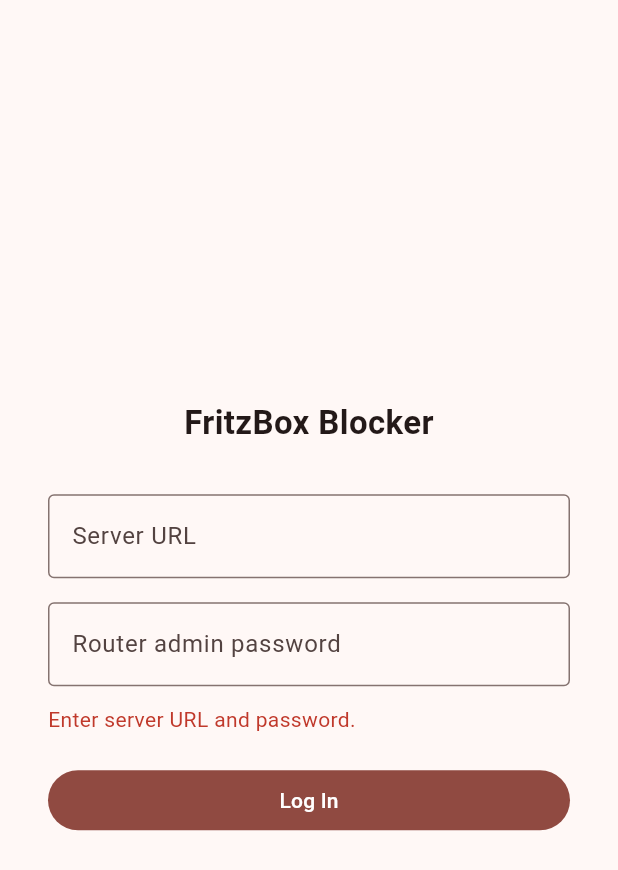
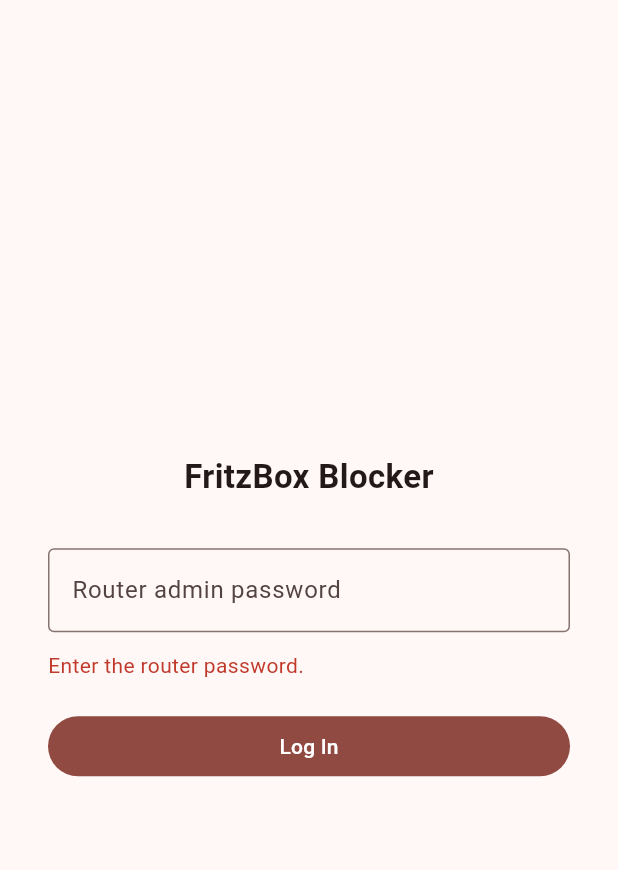
Before and after one commit to santiago2108/fritz-blocker, a Flutter app: the screen it shows after launch, after a tap on "Log In", on a phone screen of 412 x 824 dp. Shown: the top 870 px of the screen. Run offline on Flutter 3.47's test engine with Material 3 defaults, Android fonts, the phone set to English and light mode, and no system bars; our stand-ins replace shared_preferences; network calls fail.

Commit message:
Mobile app: connect directly to router, remember login, fix redirect bug
- Add a minimal TR-064 SOAP client (fritz_client.dart) with HTTP Digest
  auth, so the app talks straight to the FritzBox instead of going
  through the Flask web app. No Chromebook/server needed anymore.
- Fix login: the http client was auto-following the /login redirect,
  so the response we inspected never carried the Set-Cookie header and
  correct passwords were rejected.
- Save the router password on successful login and auto-login on
  launch instead of prompting every time.
- Lower Gradle's JVM heap in gradle.properties to fit this machine.

Co-Authored-By: Claude Sonnet 5 <noreply@anthropic.com>

```diff
--- /dev/null
+++ b/mobile_app/lib/fritz_client.dart
@@ -0,0 +1,219 @@
+// Minimal TR-064 SOAP client for talking to a FritzBox router directly,
+// mirroring the subset of behavior used by the Python `fritzconnection`
+// library (Hosts1 + X_AVM-DE_HostFilter1 services, HTTP Digest auth).
+import 'dart:convert';
+import 'dart:io';
+import 'dart:math';
+
+import 'package:crypto/crypto.dart';
+
+class FritzAuthException implements Exception {
+  final String message;
+  FritzAuthException(this.message);
+  @override
+  String toString() => message;
+}
+
+class FritzSoapException implements Exception {
+  final String errorCode;
+  final String detail;
+  FritzSoapException(this.errorCode, this.detail);
+  @override
+  String toString() => 'FritzBox error $errorCode';
+}
+
+class FritzHost {
+  final String ip;
+  final String mac;
+  final String name;
+  final bool active;
+
+  const FritzHost({
+    required this.ip,
+    required this.mac,
+    required this.name,
+    required this.active,
+  });
+}
+
+const _hostsService = (
+  type: 'urn:dslforum-org:service:Hosts:1',
+  controlPath: '/upnp/control/hosts',
+);
+const _filterService = (
+  type: 'urn:dslforum-org:service:X_AVM-DE_HostFilter:1',
+  controlPath: '/upnp/control/x_hostfilter',
+);
+
+class FritzTr064Client {
+  final String host;
+  final int port;
+  final String user;
+  final String password;
+  final HttpClient _client = HttpClient();
+
+  _DigestChallenge? _challenge;
+  int _nc = 0;
+
+  FritzTr064Client({
+    required this.host,
+    required this.user,
+    required this.password,
+    this.port = 49000,
+  }) {
+    _client.connectionTimeout = const Duration(seconds: 8);
+  }
+
+  void close() => _client.close(force: true);
+
+  String _buildAuthHeader(Uri uri, String method) {
+    final c = _challenge!;
+    _nc++;
+    final ncStr = _nc.toRadixString(16).padLeft(8, '0');
+    final cnonce = _randomHex(8);
+    final ha1 = md5.convert(utf8.encode('$user:${c.realm}:$password')).toString();
+    final ha2 = md5.convert(utf8.encode('$method:${uri.path}')).toString();
+
+    String response;
+    String extra;
+    if (c.qop != null) {
+      response = md5
+          .convert(utf8.encode('$ha1:${c.nonce}:$ncStr:$cnonce:${c.qop}:$ha2'))
+          .toString();
+      extra = ', qop=${c.qop}, nc=$ncStr, cnonce="$cnonce"';
+    } else {
+      response = md5.convert(utf8.encode('$ha1:${c.nonce}:$ha2')).toString();
+      extra = '';
+    }
+    final opaquePart = c.opaque != null ? ', opaque="${c.opaque}"' : '';
+    return 'Digest username="$user", realm="${c.realm}", nonce="${c.nonce}", '
+        'uri="${uri.path}", response="$response"$extra$opaquePart, algorithm=MD5';
+  }
+
+  Future<String> _call(
+    ({String type, String controlPath}) service,
+    String action,
+    Map<String, String> args,
+  ) async {
+    final uri = Uri.parse('http://$host:$port${service.controlPath}');
+    final argsXml =
+        args.entries.map((e) => '<${e.key}>${e.value}</${e.key}>').join();
+    final body = '<?xml version="1.0" encoding="utf-8"?>'
+        '<s:Envelope s:encodingStyle="http://schemas.xmlsoap.org/soap/encoding/" '
+        'xmlns:s="http://schemas.xmlsoap.org/soap/envelope/">'
+        '<s:Body><u:$action xmlns:u="${service.type}">$argsXml</u:$action></s:Body>'
+        '</s:Envelope>';
+    final bodyBytes = utf8.encode(body);
+
+    Future<HttpClientResponse> attempt(String? authHeader) async {
+      final req = await _client.postUrl(uri);
+      req.headers.set('soapaction', '${service.type}#$action');
+      req.headers.set('content-type', 'text/xml');
+      req.headers.set('charset', 'utf-8');
+      if (authHeader != null) {
+        req.headers.set(HttpHeaders.authorizationHeader, authHeader);
+      }
+      req.contentLength = bodyBytes.length;
+      req.add(bodyBytes);
+      return req.close();
+    }
+
+    var res = await attempt(_challenge != null ? _buildAuthHeader(uri, 'POST') : null);
+
+    if (res.statusCode == 401) {
+      final rawHeaders = res.headers[HttpHeaders.wwwAuthenticateHeader];
+      await res.drain();
+      if (rawHeaders == null || rawHeaders.isEmpty) {
+        throw FritzAuthException('Router did not present an auth challenge.');
+      }
+      final headerLine = rawHeaders.firstWhere(
+        (h) => h.toLowerCase().contains('digest'),
+        orElse: () => rawHeaders.first,
+      );
+      _challenge = _DigestChallenge.parse(headerLine);
+      _nc = 0;
+      res = await attempt(_buildAuthHeader(uri, 'POST'));
+    }
+
+    final respBody = await res.transform(utf8.decoder).join();
+
+    if (res.statusCode == 401) {
+      throw FritzAuthException('Login failed. Check the router password.');
+    }
+    if (res.statusCode != 200) {
+      final errorCode = _extractTag(respBody, 'errorCode') ?? 'unknown';
+      throw FritzSoapException(errorCode, respBody);
+    }
+    return respBody;
+  }
+
+  Future<List<FritzHost>> getHostsInfo() async {
+    final hosts = <FritzHost>[];
+    for (var index = 0; ; index++) {
+      String xml;
+      try {
+        xml = await _call(_hostsService, 'GetGenericHostEntry', {'NewIndex': '$index'});
+      } on FritzSoapException catch (e) {
+        if (e.errorCode == '713') break; // AVM's "no more entries" code
+        rethrow;
+      }
+      final ip = _extractTag(xml, 'NewIPAddress') ?? '';
+      if (ip.isEmpty) continue;
+      hosts.add(FritzHost(
+        ip: ip,
+        mac: _extractTag(xml, 'NewMACAddress') ?? '',
+        name: _extractTag(xml, 'NewHostName') ?? ip,
+        active: _extractTag(xml, 'NewActive') == '1',
+      ));
+    }
+    return hosts;
+  }
+
+  Future<bool> isBlocked(String ip) async {
+    final xml = await _call(_filterService, 'GetWANAccessByIP', {'NewIPv4Address': ip});
+    return _extractTag(xml, 'NewDisallow') == '1';
+  }
+
+  Future<void> setBlocked(String ip, bool block) async {
+    await _call(_filterService, 'DisallowWANAccessByIP', {
+      'NewIPv4Address': ip,
+      'NewDisallow': block ? '1' : '0',
+    });
+  }
+}
+
+String? _extractTag(String xmlStr, String tag) {
+  final match = RegExp('<$tag>([\\s\\S]*?)</$tag>').firstMatch(xmlStr);
+  return match?.group(1);
+}
+
+String _randomHex(int bytes) {
+  final rnd = Random.secure();
+  return List.generate(bytes, (_) => rnd.nextInt(256).toRadixString(16).padLeft(2, '0'))
+      .join();
+}
+
+class _DigestChallenge {
+  final String realm;
+  final String nonce;
+  final String? qop;
+  final String? opaque;
+
+  const _DigestChallenge({
+    required this.realm,
+    required this.nonce,
+    this.qop,
+    this.opaque,
+  });
+
+  static _DigestChallenge parse(String header) {
+    String? extract(String key) =>
+        RegExp('$key="?([^",]*)"?').firstMatch(header)?.group(1);
+    return _DigestChallenge(
+      realm: extract('realm') ?? '',
+      nonce: extract('nonce') ?? '',
+      qop: extract('qop'),
+      opaque: extract('opaque'),
+    );
+  }
+}
--- a/mobile_app/lib/main.dart
+++ b/mobile_app/lib/main.dart
@@ -1,7 +1,10 @@
-import 'dart:convert';
 import 'package:flutter/material.dart';
-import 'package:http/http.dart' as http;
 import 'package:shared_preferences/shared_preferences.dart';
+
+import 'fritz_client.dart';
+
+const routerIp = '192.168.178.1';
+const routerUser = 'fritz5913';
 
 void main() => runApp(const FritzBlockerApp());
 
@@ -26,36 +29,46 @@ class FritzBlockerApp extends StatelessWidget {
 // ---------------------------------------------------------------------------
 
 class ApiClient {
-  final String baseUrl;
-  final String cookie;
+  final FritzTr064Client _client;
 
-  const ApiClient({required this.baseUrl, required this.cookie});
+  const ApiClient(this._client);
 
-  Map<String, String> get _headers => {
-        'Content-Type': 'application/json',
-        'Cookie': cookie,
-      };
+  void close() => _client.close();
 
   Future<List<Device>> fetchDevices() async {
-    final res = await http
-        .get(Uri.parse('$baseUrl/api/devices'), headers: _headers)
-        .timeout(const Duration(seconds: 10));
-    if (res.statusCode == 401) throw const AuthException();
-    if (res.statusCode != 200) throw Exception('Server error ${res.statusCode}');
-    final list = jsonDecode(res.body) as List;
-    return list.map((j) => Device.fromJson(j as Map<String, dynamic>)).toList();
+    try {
+      final hosts = await _client.getHostsInfo();
+      final devices = <Device>[];
+      for (final h in hosts) {
+        bool blocked = false;
+        try {
+          blocked = await _client.isBlocked(h.ip);
+        } on FritzSoapException {
+          // some hosts (e.g. the router itself) don't support the filter
+          // query; treat as unblocked rather than failing the whole list.
+        }
+        devices.add(Device(
+          name: h.name.isEmpty ? h.ip : h.name,
+          ip: h.ip,
+          mac: h.mac,
+          active: h.active,
+          blocked: blocked,
+        ));
+      }
+      return devices;
+    } on FritzAuthException {
+      throw const AuthException();
+    }
   }
 
   Future<void> setBlocked(List<String> ips, {required bool block}) async {
-    final res = await http
-        .post(
-          Uri.parse('$baseUrl/api/block'),
-          headers: _headers,
-          body: jsonEncode({'ips': ips, 'block': block}),
-        )
-        .timeout(const Duration(seconds: 10));
-    if (res.statusCode == 401) throw const AuthException();
-    if (res.statusCode != 200) throw Exception('Server error ${res.statusCode}');
+    try {
+      for (final ip in ips) {
+        await _client.setBlocked(ip, block);
+      }
+    } on FritzAuthException {
+      throw const AuthException();
+    }
   }
 }
 
@@ -82,14 +95,6 @@ class Device {
     required this.blocked,
   });
 
-  factory Device.fromJson(Map<String, dynamic> j) => Device(
-        name: (j['name'] as String?) ?? j['ip'] as String,
-        ip: j['ip'] as String,
-        mac: (j['mac'] as String?) ?? '',
-        active: (j['active'] as bool?) ?? false,
-        blocked: (j['blocked'] as bool?) ?? false,
-      );
-
   bool get isAmazon => name.toLowerCase().contains('amazon');
 }
 
@@ -105,7 +110,6 @@ class LoginPage extends StatefulWidget {
 }
 
 class _LoginPageState extends State<LoginPage> {
-  final _serverCtrl = TextEditingController();
   final _passCtrl = TextEditingController();
   bool _loading = false;
   String? _error;
@@ -113,20 +117,22 @@ class _LoginPageState extends State<LoginPage> {
   @override
   void initState() {
     super.initState();
-    _loadSavedServer();
+    _init();
   }
 
-  Future<void> _loadSavedServer() async {
+  Future<void> _init() async {
     final prefs = await SharedPreferences.getInstance();
-    final saved = prefs.getString('server_url');
-    if (saved != null) setState(() => _serverCtrl.text = saved);
+    final savedPassword = prefs.getString('password');
+    if (savedPassword != null) {
+      _passCtrl.text = savedPassword;
+      await _login();
+    }
   }
 
   Future<void> _login() async {
-    final url = _serverCtrl.text.trim().replaceAll(RegExp(r'/$'), '');
     final password = _passCtrl.text;
-    if (url.isEmpty || password.isEmpty) {
-      setState(() => _error = 'Enter server URL and password.');
+    if (password.isEmpty) {
+      setState(() => _error = 'Enter the router password.');
       return;
     }
     setState(() {
@@ -134,35 +140,26 @@ class _LoginPageState extends State<LoginPage> {
       _error = null;
     });
 
+    final fritzClient =
+        FritzTr064Client(host: routerIp, user: routerUser, password: password);
     try {
-      final res = await http.post(
-        Uri.parse('$url/login'),
-        headers: {'Content-Type': 'application/x-www-form-urlencoded'},
-        body: {'password': password},
-      ).timeout(const Duration(seconds: 10));
+      await fritzClient.getHostsInfo(); // sanity check the credentials work
 
-      final landed = res.request?.url.path ?? '';
-      final setCookie = res.headers['set-cookie'] ?? '';
-      if (!landed.contains('devices') || setCookie.isEmpty) {
-        setState(() => _error = 'Login failed. Check the password.');
-        return;
-      }
-
-      final cookie = setCookie.split(';').first;
       final prefs = await SharedPreferences.getInstance();
-      await prefs.setString('server_url', url);
+      await prefs.setString('password', password);
 
       if (!mounted) return;
       Navigator.of(context).pushReplacement(
         MaterialPageRoute(
-          builder: (_) => DevicesPage(
-            client: ApiClient(baseUrl: url, cookie: cookie),
-            serverUrl: url,
-          ),
+          builder: (_) => DevicesPage(client: ApiClient(fritzClient)),
         ),
       );
+    } on FritzAuthException {
+      fritzClient.close();
+      setState(() => _error = 'Login failed. Check the password.');
     } catch (e) {
-      setState(() => _error = 'Could not reach server. Check the URL.');
+      fritzClient.close();
+      setState(() => _error = 'Could not reach the router. Check your WiFi.');
     } finally {
       if (mounted) setState(() => _loading = false);
     }
@@ -184,16 +181,6 @@ class _LoginPageState extends State<LoginPage> {
                 textAlign: TextAlign.center,
               ),
               const SizedBox(height: 32),
-              TextField(
-                controller: _serverCtrl,
-                keyboardType: TextInputType.url,
-                decoration: const InputDecoration(
-                  labelText: 'Server URL',
-                  hintText: 'http://192.168.x.x:5000',
-                  border: OutlineInputBorder(),
-                ),
-              ),
-              const SizedBox(height: 16),
               TextField(
                 controller: _passCtrl,
                 obscureText: true,
@@ -233,9 +220,8 @@ class _LoginPageState extends State<LoginPage> {
 
 class DevicesPage extends StatefulWidget {
   final ApiClient client;
-  final String serverUrl;
 
-  const DevicesPage({super.key, required this.client, required this.serverUrl});
+  const DevicesPage({super.key, required this.client});
 
   @override
   State<DevicesPage> createState() => _DevicesPageState();
@@ -357,10 +343,9 @@ class _DevicesPageState extends State<DevicesPage> {
             onSelected: (v) async {
               if (v == 'logout') {
                 final navigator = Navigator.of(context);
-                await http.post(
-                  Uri.parse('${widget.serverUrl}/logout'),
-                  headers: {'Cookie': widget.client.cookie},
-                );
+                widget.client.close();
+                final prefs = await SharedPreferences.getInstance();
+                await prefs.remove('password');
                 if (!mounted) return;
                 navigator.pushReplacement(
                   MaterialPageRoute(builder: (_) => const LoginPage()),
--- a/mobile_app/pubspec.yaml
+++ b/mobile_app/pubspec.yaml
@@ -34,6 +34,7 @@ dependencies:
   cupertino_icons: ^1.0.8
   http: ^1.2.2
   shared_preferences: ^2.3.3
+  crypto: ^3.0.5
 
 dev_dependencies:
   flutter_test:
```
Also changed, not shown: mobile_app/pubspec.lock, 1 other file.
